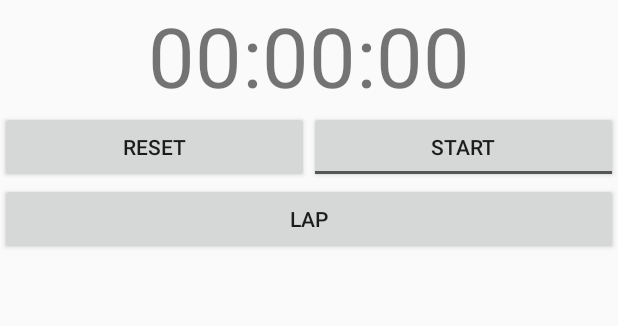
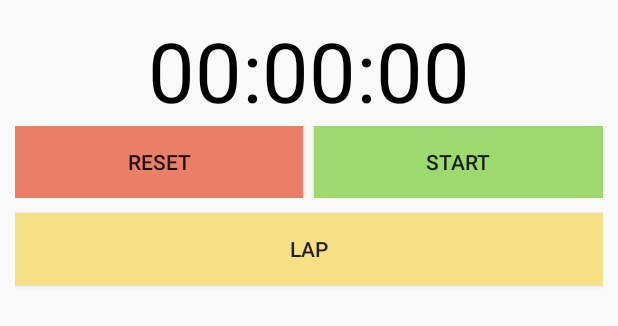
Before and after one commit to memobelt/WakeUp, an Android app: the layout fragment_stop_watch.xml on its own in the app's theme, with its tools: preview values and no code run, on a phone screen of 412 x 824 dp. Shown: the top 326 px of the screen. Run offline under Robolectric (Android 15) with nearby library versions, the phone set to English and light mode, and no system bars.

Commit message:
fixed little things

```diff
--- a/app/src/main/java/aitfinalproject/wakeup/Fragments/StopWatchFragment.java
+++ b/app/src/main/java/aitfinalproject/wakeup/Fragments/StopWatchFragment.java
@@ -80,6 +80,7 @@ public class StopWatchFragment extends Fragment {
             public void onClick(View v) {
                 tvRunTime.setText("00:00:00");
                 checkClicked = 0;
+                counter = 0;
                 btnReset.setEnabled(false);
                 btnStart.setChecked(false);
                 btnLap.setEnabled(false);
@@ -104,6 +105,7 @@ public class StopWatchFragment extends Fragment {
                     }else if(btnStart.isChecked()){
                        startTime();
                         btnLap.setEnabled(true);
+                        btnReset.setEnabled(false);
                     }
                 }
         });
--- a/app/src/main/res/layout/fragment_stop_watch.xml
+++ b/app/src/main/res/layout/fragment_stop_watch.xml
@@ -3,7 +3,12 @@
     android:layout_width="match_parent"
     android:layout_height="match_parent"
     android:orientation="vertical"
-    tools:context="aitfinalproject.wakeup.Fragments.StopWatchFragment">
+    android:paddingLeft="10dp"
+    android:paddingRight="10dp"
+    android:paddingTop="10dp"
+    android:paddingBottom="10dp"
+    tools:context="aitfinalproject.wakeup.Fragments.StopWatchFragment"
+   >
 
     <!-- TODO: Update blank fragment layout -->
 
@@ -15,29 +20,39 @@
         android:text="00:00:00"
         android:textSize="55sp"
         android:gravity="center"
+        android:textColor="#000000"
         />
 
     <LinearLayout
         android:layout_width="match_parent"
         android:layout_height="wrap_content"
         android:orientation="horizontal"
-        android:weightSum="2">
+        android:paddingBottom="10dp"
+        android:weightSum="51">
 
         <Button
             android:id="@+id/btnReset"
             android:layout_width="0dp"
             android:layout_height="wrap_content"
+            android:layout_weight="25"
+           android:text="Reset"
+            android:background="@color/colorReset"
+            />
+
+        <Button
+            android:layout_width="0dp"
+            android:layout_height="wrap_content"
             android:layout_weight="1"
-           android:text="Reset"
-            />
+            android:visibility="invisible"/>
 
         <ToggleButton
             android:id="@+id/btnStart"
             android:layout_width="0dp"
             android:layout_height="wrap_content"
-            android:layout_weight="1"
+            android:layout_weight="25"
             android:textOff="Start"
             android:textOn="Pause"
+            android:background="@color/colorStart"
            />
 
 
@@ -47,7 +62,9 @@
         android:id="@+id/btnLap"
         android:layout_width="match_parent"
         android:layout_height="wrap_content"
-        android:text="Lap"/>
+        android:text="Lap"
+        android:background="@color/colorButton"
+        android:layout_marginBottom="10dp"/>
 
     <ScrollView
         android:layout_width="match_parent"
--- a/app/src/main/res/layout/stop_watch_lap_time.xml
+++ b/app/src/main/res/layout/stop_watch_lap_time.xml
@@ -8,6 +8,9 @@
         android:id="@+id/tvLapTime"
         android:layout_width="match_parent"
         android:layout_height="wrap_content"
-        android:textSize="22sp"/>
+        android:textSize="22sp"
+        android:textColor="#000000"/>
+
+
 
 </LinearLayout>
--- a/app/src/main/res/values/colors.xml
+++ b/app/src/main/res/values/colors.xml
@@ -1,6 +1,9 @@
 <?xml version="1.0" encoding="utf-8"?>
 <resources>
-    <color name="colorPrimary">#3F51B5</color>
+    <color name="colorPrimary">#e14f39</color>
     <color name="colorPrimaryDark">#303F9F</color>
-    <color name="colorAccent">#FF4081</color>
+    <color name="colorAccent">#fdf850</color>
+    <color name="colorButton">#f5e084</color>
+    <color name="colorStart">#9dd96d</color>
+    <color name="colorReset">#e97f67</color>
 </resources>
```
